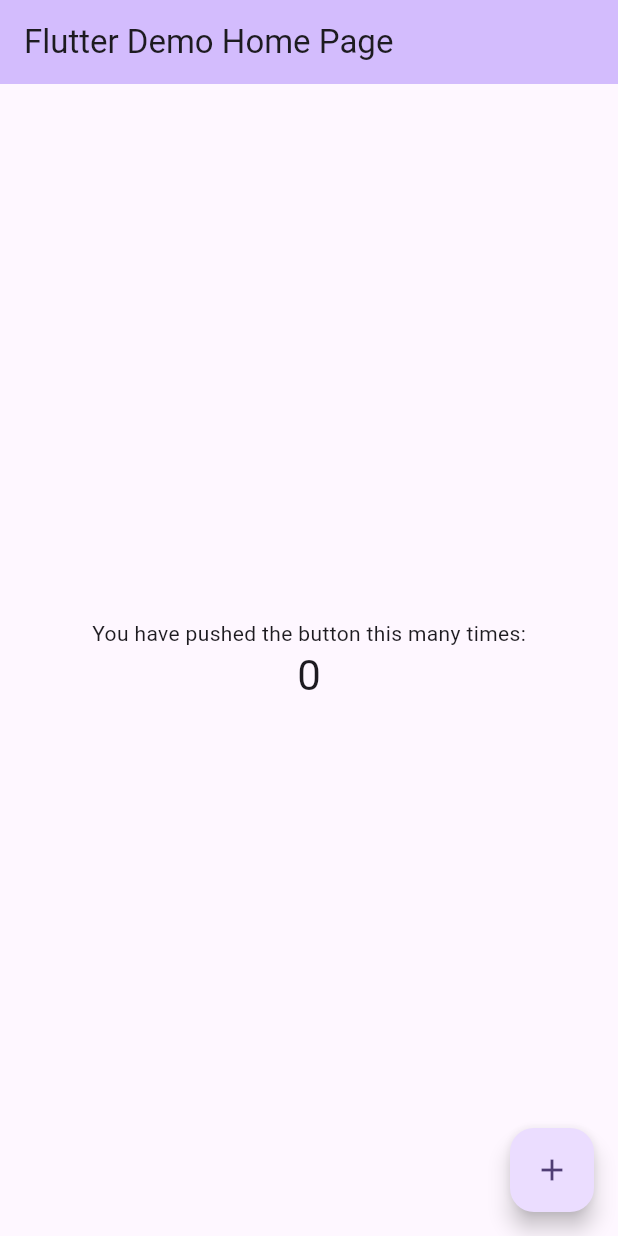
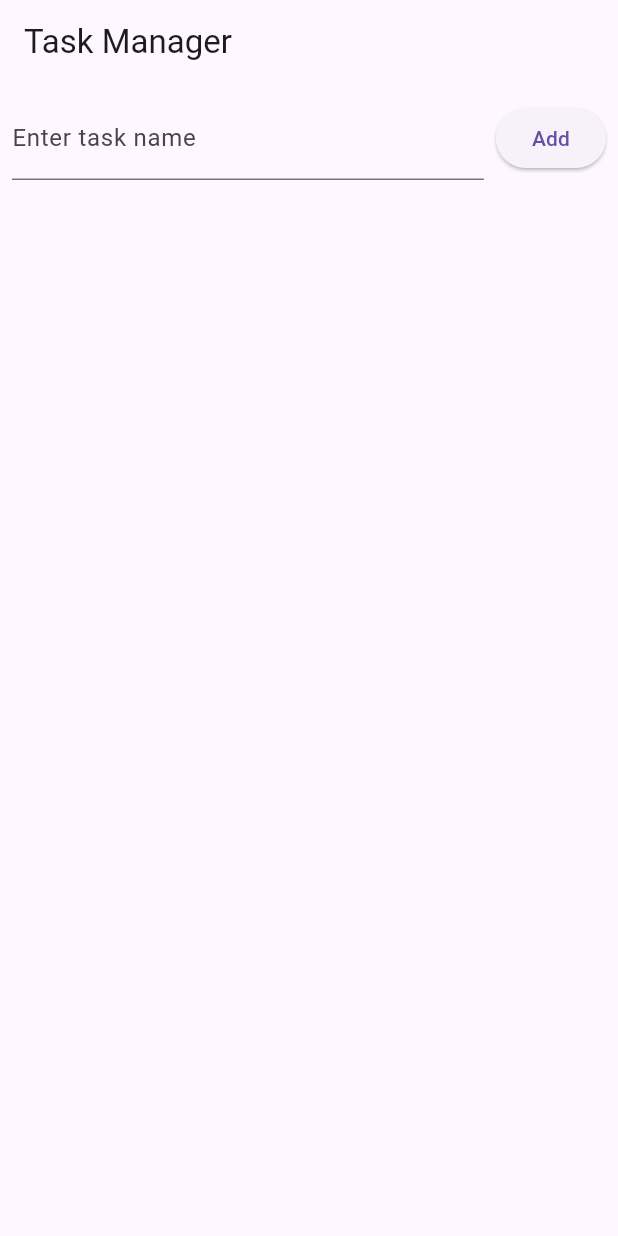
Before and after one commit to mcarney7/mad_cw4, a Flutter app: the screen it shows after launch, on a phone screen of 412 x 824 dp. Run offline on Flutter 3.47's test engine with Material 3 defaults, Android fonts, the light colour scheme and no system bars.

Commit message:
Update main.dart and add task management functionality.

```diff
--- a/lib/main.dart
+++ b/lib/main.dart
@@ -1,125 +1,19 @@
 import 'package:flutter/material.dart';
+import 'task_list_screen.dart';  // Import TaskListScreen
 
 void main() {
-  runApp(const MyApp());
+  runApp(TaskApp());
 }
 
-class MyApp extends StatelessWidget {
-  const MyApp({super.key});
-
-  // This widget is the root of your application.
+class TaskApp extends StatelessWidget {
   @override
   Widget build(BuildContext context) {
     return MaterialApp(
-      title: 'Flutter Demo',
+      title: 'Task Manager',
       theme: ThemeData(
-        // This is the theme of your application.
-        //
-        // TRY THIS: Try running your application with "flutter run". You'll see
-        // the application has a purple toolbar. Then, without quitting the app,
-        // try changing the seedColor in the colorScheme below to Colors.green
-        // and then invoke "hot reload" (save your changes or press the "hot
-        // reload" button in a Flutter-supported IDE, or press "r" if you used
-        // the command line to start the app).
-        //
-        // Notice that the counter didn't reset back to zero; the application
-        // state is not lost during the reload. To reset the state, use hot
-        // restart instead.
-        //
-        // This works for code too, not just values: Most code changes can be
-        // tested with just a hot reload.
-        colorScheme: ColorScheme.fromSeed(seedColor: Colors.deepPurple),
-        useMaterial3: true,
+        primarySwatch: Colors.blue,
       ),
-      home: const MyHomePage(title: 'Flutter Demo Home Page'),
+      home: TaskListScreen(),  // Set the TaskListScreen as the home screen
     );
   }
 }
-
-class MyHomePage extends StatefulWidget {
-  const MyHomePage({super.key, required this.title});
-
-  // This widget is the home page of your application. It is stateful, meaning
-  // that it has a State object (defined below) that contains fields that affect
-  // how it looks.
-
-  // This class is the configuration for the state. It holds the values (in this
-  // case the title) provided by the parent (in this case the App widget) and
-  // used by the build method of the State. Fields in a Widget subclass are
-  // always marked "final".
-
-  final String title;
-
-  @override
-  State<MyHomePage> createState() => _MyHomePageState();
-}
-
-class _MyHomePageState extends State<MyHomePage> {
-  int _counter = 0;
-
-  void _incrementCounter() {
-    setState(() {
-      // This call to setState tells the Flutter framework that something has
-      // changed in this State, which causes it to rerun the build method below
-      // so that the display can reflect the updated values. If we changed
-      // _counter without calling setState(), then the build method would not be
-      // called again, and so nothing would appear to happen.
-      _counter++;
-    });
-  }
-
-  @override
-  Widget build(BuildContext context) {
-    // This method is rerun every time setState is called, for instance as done
-    // by the _incrementCounter method above.
-    //
-    // The Flutter framework has been optimized to make rerunning build methods
-    // fast, so that you can just rebuild anything that needs updating rather
-    // than having to individually change instances of widgets.
-    return Scaffold(
-      appBar: AppBar(
-        // TRY THIS: Try changing the color here to a specific color (to
-        // Colors.amber, perhaps?) and trigger a hot reload to see the AppBar
-        // change color while the other colors stay the same.
-        backgroundColor: Theme.of(context).colorScheme.inversePrimary,
-        // Here we take the value from the MyHomePage object that was created by
-        // the App.build method, and use it to set our appbar title.
-        title: Text(widget.title),
-      ),
-      body: Center(
-        // Center is a layout widget. It takes a single child and positions it
-        // in the middle of the parent.
-        child: Column(
-          // Column is also a layout widget. It takes a list of children and
-          // arranges them vertically. By default, it sizes itself to fit its
-          // children horizontally, and tries to be as tall as its parent.
-          //
-          // Column has various properties to control how it sizes itself and
-          // how it positions its children. Here we use mainAxisAlignment to
-          // center the children vertically; the main axis here is the vertical
-          // axis because Columns are vertical (the cross axis would be
-          // horizontal).
-          //
-          // TRY THIS: Invoke "debug painting" (choose the "Toggle Debug Paint"
-          // action in the IDE, or press "p" in the console), to see the
-          // wireframe for each widget.
-          mainAxisAlignment: MainAxisAlignment.center,
-          children: <Widget>[
-            const Text(
-              'You have pushed the button this many times:',
-            ),
-            Text(
-              '$_counter',
-              style: Theme.of(context).textTheme.headlineMedium,
-            ),
-          ],
-        ),
-      ),
-      floatingActionButton: FloatingActionButton(
-        onPressed: _incrementCounter,
-        tooltip: 'Increment',
-        child: const Icon(Icons.add),
-      ), // This trailing comma makes auto-formatting nicer for build methods.
-    );
-  }
-}
--- /dev/null
+++ b/lib/task.dart
@@ -0,0 +1,7 @@
+class Task {
+  String name;
+  bool isCompleted;
+
+  // Constructor to initialize a new task
+  Task({required this.name, this.isCompleted = false});
+}
--- /dev/null
+++ b/lib/task_list_screen.dart
@@ -0,0 +1,114 @@
+import 'package:flutter/material.dart';
+import 'task.dart';  // Import the Task model
+
+class TaskListScreen extends StatefulWidget {
+  @override
+  _TaskListScreenState createState() => _TaskListScreenState();
+}
+
+class _TaskListScreenState extends State<TaskListScreen> {
+  // List to store the tasks
+  final List<Task> _tasks = [];
+
+  // Controller for the input field where users type the task name
+  final TextEditingController _taskController = TextEditingController();
+
+  // Method to add a new task to the list
+  void _addTask() {
+    if (_taskController.text.isEmpty) return;  // Do not add an empty task
+    setState(() {
+      _tasks.add(Task(name: _taskController.text));  // Create and add a new task
+      _taskController.clear();  // Clear the text field after adding
+    });
+  }
+
+  // Method to toggle task completion status
+  void _toggleCompletion(Task task) {
+    setState(() {
+      task.isCompleted = !task.isCompleted;  // Update the task's isCompleted property
+    });
+  }
+
+  // Method to remove a task from the list
+  void _deleteTask(Task task) {
+    setState(() {
+      _tasks.remove(task);  // Remove the task from the list
+    });
+  }
+
+  @override
+  void dispose() {
+    _taskController.dispose();  // Dispose of the controller to prevent memory leaks
+    super.dispose();
+  }
+
+  @override
+  Widget build(BuildContext context) {
+    return Scaffold(
+      appBar: AppBar(
+        title: Text('Task Manager'),
+      ),
+      body: Column(
+        children: [
+          // Input field and "Add" button for new tasks
+          Padding(
+            padding: const EdgeInsets.all(8.0),
+            child: Row(
+              children: [
+                // Input field to enter a new task
+                Expanded(
+                  child: TextField(
+                    controller: _taskController,  // Binds the input field to the controller
+                    decoration: InputDecoration(
+                      labelText: 'Enter task name',
+                    ),
+                  ),
+                ),
+                SizedBox(width: 8),  // Add spacing between the TextField and Button
+                // Button to add a task
+                ElevatedButton(
+                  onPressed: _addTask,  // Calls the _addTask method
+                  child: Text('Add'),
+                ),
+              ],
+            ),
+          ),
+          // Display the list of tasks
+          Expanded(
+            child: ListView.builder(
+              itemCount: _tasks.length,  // Number of tasks
+              itemBuilder: (context, index) {
+                final task = _tasks[index];  // Get the task at this index
+                return ListTile(
+                  leading: Checkbox(
+                    value: task.isCompleted,  // Checkbox reflects the task completion status
+                    onChanged: (bool? value) {
+                      if (value != null) {
+                        _toggleCompletion(task);  // Toggle the completion status
+                      }
+                    },
+                  ),
+                  title: Text(
+                    task.name,
+                    style: TextStyle(
+                      // Strike through the text if the task is completed
+                      decoration: task.isCompleted
+                          ? TextDecoration.lineThrough
+                          : TextDecoration.none,
+                    ),
+                  ),
+                  trailing: IconButton(
+                    icon: Icon(Icons.delete),  // Trash icon for deletion
+                    onPressed: () {
+                      _deleteTask(task);  // Delete the task when pressed
+                    },
+                  ),
+                );
+              },
+            ),
+          ),
+        ],
+      ),
+    );
+  }
+}
```
